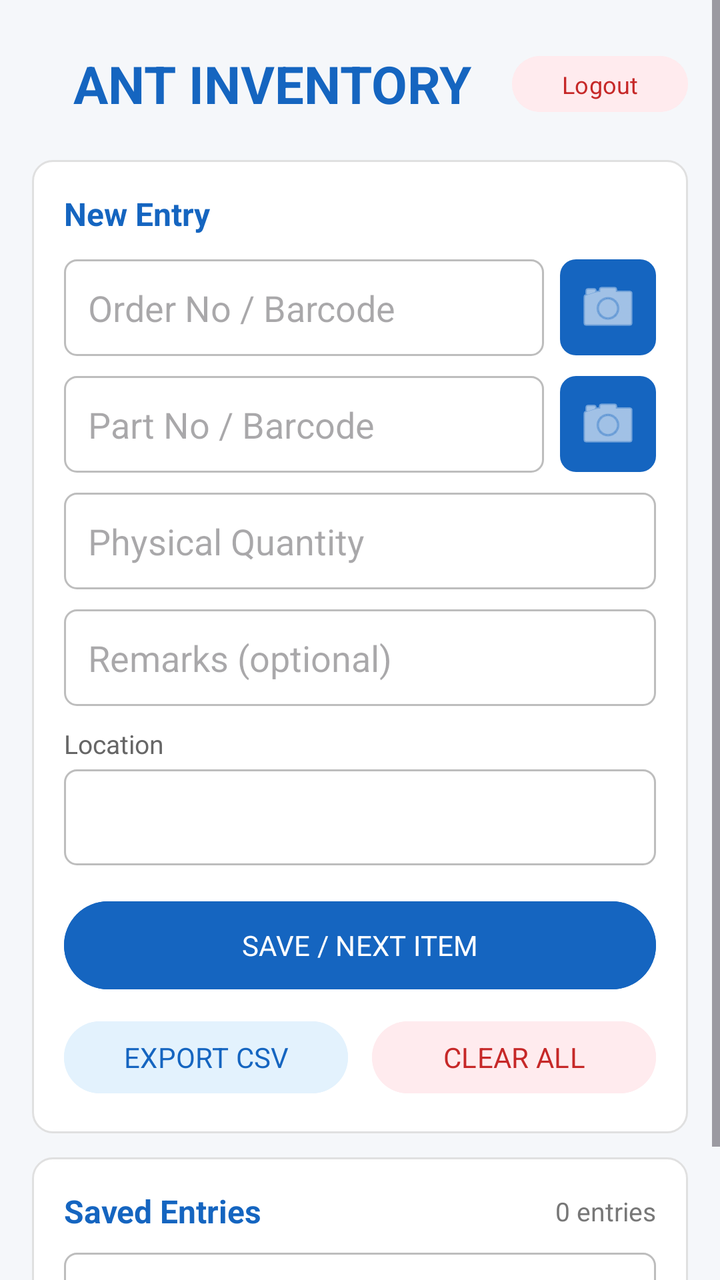
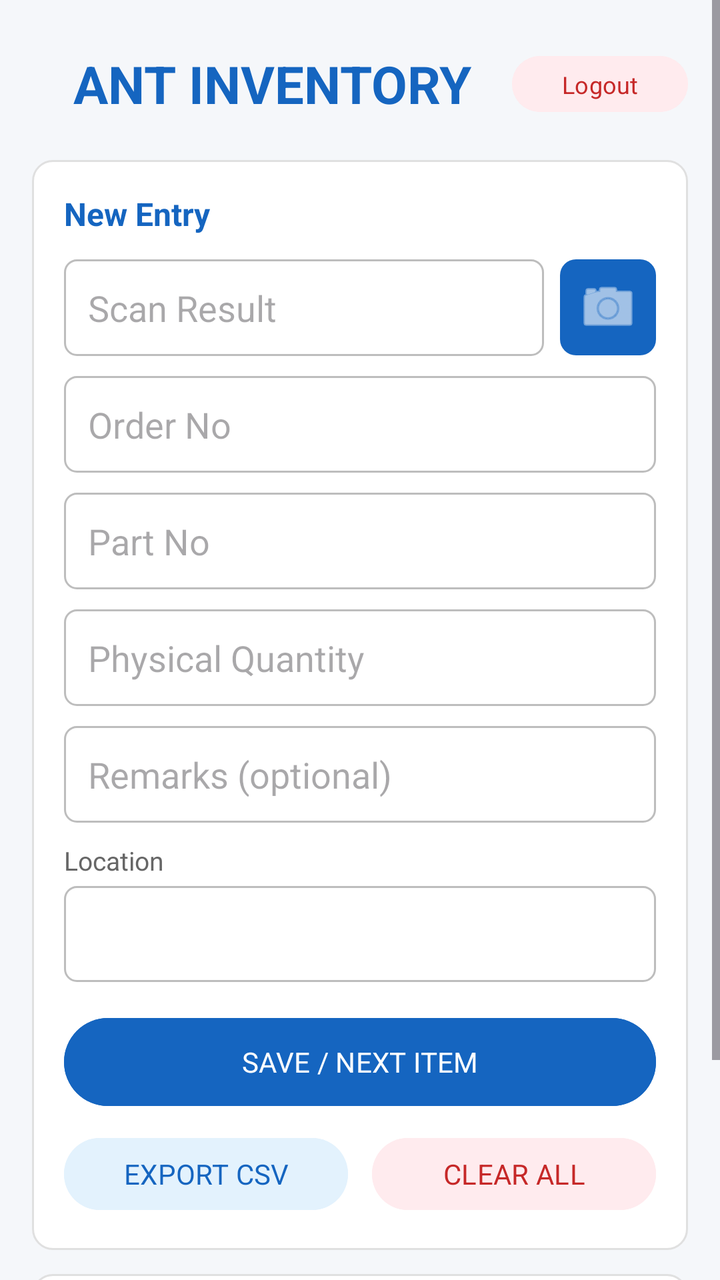

Before-and-after screenshots of an Android layout around one commit, followed by the original layout XML and the change that was made.
<!-- AndroidManifest.xml: application theme Theme.ANTInventory -->
<!-- res/layout/activity_main.xml -->
<?xml version="1.0" encoding="utf-8"?>
<ScrollView xmlns:android="http://schemas.android.com/apk/res/android"
    android:layout_width="match_parent"
    android:layout_height="match_parent"
    android:background="#F5F7FA"
    android:fillViewport="true">

    <LinearLayout
        android:layout_width="match_parent"
        android:layout_height="wrap_content"
        android:orientation="vertical"
        android:padding="16dp">

        
        <LinearLayout
            android:layout_width="match_parent"
            android:layout_height="wrap_content"
            android:orientation="horizontal"
            android:gravity="center_vertical"
            android:paddingTop="8dp"
            android:paddingBottom="20dp">

            <TextView
                android:layout_width="0dp"
                android:layout_height="wrap_content"
                android:layout_weight="1"
                android:text="ANT INVENTORY"
                android:textSize="26sp"
                android:textStyle="bold"
                android:textColor="#1565C0"
                android:gravity="center" />

            <Button
                android:id="@+id/btnLogout"
                android:layout_width="wrap_content"
                android:layout_height="36dp"
                android:text="Logout"
                android:textSize="12sp"
                android:textColor="#C62828"
                android:backgroundTint="#FFEBEE" />

        </LinearLayout>

        
        <LinearLayout
            android:layout_width="match_parent"
            android:layout_height="wrap_content"
            android:orientation="vertical"
            android:background="@drawable/card_background"
            android:padding="16dp"
            android:layout_marginBottom="12dp">

            <TextView
                android:layout_width="match_parent"
                android:layout_height="wrap_content"
                android:text="New Entry"
                android:textSize="16sp"
                android:textStyle="bold"
                android:textColor="#1565C0"
                android:paddingBottom="12dp" />

            
            <LinearLayout
                android:layout_width="match_parent"
                android:layout_height="wrap_content"
                android:orientation="horizontal"
                android:layout_marginBottom="10dp"
                android:gravity="center_vertical">

                <EditText
                    android:id="@+id/etOrder"
                    android:layout_width="0dp"
                    android:layout_height="wrap_content"
                    android:layout_weight="1"
                    android:hint="Order No / Barcode"
                    android:inputType="text"
                    android:singleLine="true"
                    android:background="@drawable/field_background"
                    android:padding="12dp" />

                <ImageButton
                    android:id="@+id/btnScanOrder"
                    android:layout_width="48dp"
                    android:layout_height="48dp"
                    android:layout_marginStart="8dp"
                    android:src="@android:drawable/ic_menu_camera"
                    android:background="@drawable/scan_button_background"
                    android:tint="#FFFFFF"
                    android:contentDescription="Scan Order barcode" />

            </LinearLayout>

            
            <LinearLayout
                android:layout_width="match_parent"
                android:layout_height="wrap_content"
                android:orientation="horizontal"
                android:layout_marginBottom="10dp"
                android:gravity="center_vertical">

                <EditText
                    android:id="@+id/etPart"
                    android:layout_width="0dp"
                    android:layout_height="wrap_content"
                    android:layout_weight="1"
                    android:hint="Part No / Barcode"
                    android:inputType="text"
                    android:singleLine="true"
                    android:background="@drawable/field_background"
                    android:padding="12dp" />

                <ImageButton
                    android:id="@+id/btnScanPart"
                    android:layout_width="48dp"
                    android:layout_height="48dp"
                    android:layout_marginStart="8dp"
                    android:src="@android:drawable/ic_menu_camera"
                    android:background="@drawable/scan_button_background"
                    android:tint="#FFFFFF"
                    android:contentDescription="Scan Part barcode" />

            </LinearLayout>

            <EditText
                android:id="@+id/etQty"
                android:layout_width="match_parent"
                android:layout_height="wrap_content"
                android:hint="Physical Quantity"
                android:inputType="number"
                android:singleLine="true"
                android:layout_marginBottom="10dp"
                android:background="@drawable/field_background"
                android:padding="12dp" />

            <EditText
                android:id="@+id/etRemarks"
                android:layout_width="match_parent"
                android:layout_height="wrap_content"
                android:hint="Remarks (optional)"
                android:inputType="text|textCapSentences"
                android:singleLine="true"
                android:layout_marginBottom="10dp"
                android:background="@drawable/field_background"
                android:padding="12dp" />

            <TextView
                android:layout_width="match_parent"
                android:layout_height="wrap_content"
                android:text="Location"
                android:textSize="13sp"
                android:textColor="#666666"
                android:paddingBottom="4dp" />

            <Spinner
                android:id="@+id/spinnerLocation"
                android:layout_width="match_parent"
                android:layout_height="48dp"
                android:layout_marginBottom="14dp"
                android:background="@drawable/field_background"
                android:padding="8dp" />

            <Button
                android:id="@+id/btnSave"
                android:layout_width="match_parent"
                android:layout_height="52dp"
                android:text="SAVE / NEXT ITEM"
                android:textColor="#FFFFFF"
                android:backgroundTint="#1565C0"
                android:layout_marginBottom="8dp" />

            <LinearLayout
                android:layout_width="match_parent"
                android:layout_height="wrap_content"
                android:orientation="horizontal">

                <Button
                    android:id="@+id/btnExport"
                    android:layout_width="0dp"
                    android:layout_height="44dp"
                    android:layout_weight="1"
                    android:text="EXPORT CSV"
                    android:textColor="#1565C0"
                    android:backgroundTint="#E3F2FD"
                    android:layout_marginEnd="6dp" />

                <Button
                    android:id="@+id/btnClearAll"
                    android:layout_width="0dp"
                    android:layout_height="44dp"
                    android:layout_weight="1"
                    android:text="CLEAR ALL"
                    android:textColor="#C62828"
                    android:backgroundTint="#FFEBEE"
                    android:layout_marginStart="6dp" />

            </LinearLayout>
        </LinearLayout>

        
        <LinearLayout
            android:layout_width="match_parent"
            android:layout_height="wrap_content"
            android:orientation="vertical"
            android:background="@drawable/card_background"
            android:padding="16dp">

            <LinearLayout
                android:layout_width="match_parent"
                android:layout_height="wrap_content"
                android:orientation="horizontal"
                android:gravity="center_vertical"
                android:paddingBottom="10dp">

                <TextView
                    android:layout_width="0dp"
                    android:layout_height="wrap_content"
                    android:layout_weight="1"
                    android:text="Saved Entries"
                    android:textSize="16sp"
                    android:textStyle="bold"
                    android:textColor="#1565C0" />

                <TextView
                    android:id="@+id/tvEntryCount"
                    android:layout_width="wrap_content"
                    android:layout_height="wrap_content"
                    android:text="0 entries"
                    android:textSize="13sp"
                    android:textColor="#777777" />

            </LinearLayout>

            <EditText
                android:id="@+id/etSearch"
                android:layout_width="match_parent"
                android:layout_height="44dp"
                android:hint="Search by Order, Part, Location or Remarks…"
                android:inputType="text"
                android:singleLine="true"
                android:layout_marginBottom="12dp"
                android:background="@drawable/field_background"
                android:padding="10dp"
                android:textSize="14sp" />

            <TextView
                android:id="@+id/tvEmpty"
                android:layout_width="match_parent"
                android:layout_height="wrap_content"
                android:text="No entries yet. Fill the form above and tap SAVE."
                android:textColor="#999999"
                android:gravity="center"
                android:paddingTop="24dp"
                android:paddingBottom="24dp"
                android:visibility="gone" />

            <LinearLayout
                android:id="@+id/listContainer"
                android:layout_width="match_parent"
                android:layout_height="wrap_content"
                android:orientation="vertical" />

        </LinearLayout>

    </LinearLayout>
</ScrollView>
<!-- resources referenced by this layout -->
<resources>
  <!-- drawable card_background (drawable) -->
  <?xml version="1.0" encoding="utf-8"?>
  <shape xmlns:android="http://schemas.android.com/apk/res/android">
      <solid android:color="#FFFFFF" />
      <corners android:radius="10dp" />
      <stroke android:width="1dp" android:color="#E0E0E0" />
  </shape>
  <!-- drawable field_background (drawable) -->
  <?xml version="1.0" encoding="utf-8"?>
  <shape xmlns:android="http://schemas.android.com/apk/res/android">
      <solid android:color="#FFFFFF" />
      <corners android:radius="6dp" />
      <stroke android:width="1dp" android:color="#BDBDBD" />
  </shape>
  <!-- drawable scan_button_background (drawable) -->
  <?xml version="1.0" encoding="utf-8"?>
  <shape xmlns:android="http://schemas.android.com/apk/res/android" android:shape="rectangle">
      <solid android:color="#1565C0" />
      <corners android:radius="8dp" />
  </shape>
  <style name="Theme.ANTInventory" parent="Theme.Material3.DayNight.NoActionBar">
          <item name="android:fontFamily">sans-serif</item>
          <item name="colorPrimary">#1565C0</item>
          <item name="colorPrimaryVariant">#003C8F</item>
          <item name="colorOnPrimary">#FFFFFF</item>
          <item name="android:windowBackground">#F5F7FA</item>
          <item name="android:statusBarColor">#1565C0</item>
      </style>
</resources>

<!-- the commit's change to res/layout/activity_main.xml (unified diff, before → after) -->
@@ -68,58 +68,49 @@
                 android:gravity="center_vertical">
 
                 <EditText
-                    android:id="@+id/etOrder"
+                    android:id="@+id/etScanResult"
                     android:layout_width="0dp"
                     android:layout_height="wrap_content"
                     android:layout_weight="1"
-                    android:hint="Order No / Barcode"
+                    android:hint="Scan Result"
                     android:inputType="text"
                     android:singleLine="true"
                     android:background="@drawable/field_background"
                     android:padding="12dp" />
 
                 <ImageButton
-                    android:id="@+id/btnScanOrder"
+                    android:id="@+id/btnScan"
                     android:layout_width="48dp"
                     android:layout_height="48dp"
                     android:layout_marginStart="8dp"
                     android:src="@android:drawable/ic_menu_camera"
                     android:background="@drawable/scan_button_background"
                     android:tint="#FFFFFF"
-                    android:contentDescription="Scan Order barcode" />
+                    android:contentDescription="Scan barcode" />
 
             </LinearLayout>
 
-            
-            <LinearLayout
-                android:layout_width="match_parent"
-                android:layout_height="wrap_content"
-                android:orientation="horizontal"
-                android:layout_marginBottom="10dp"
-                android:gravity="center_vertical">
-
-                <EditText
-                    android:id="@+id/etPart"
-                    android:layout_width="0dp"
-                    android:layout_height="wrap_content"
-                    android:layout_weight="1"
-                    android:hint="Part No / Barcode"
-                    android:inputType="text"
-                    android:singleLine="true"
-                    android:background="@drawable/field_background"
-                    android:padding="12dp" />
-
-                <ImageButton
-                    android:id="@+id/btnScanPart"
-                    android:layout_width="48dp"
-                    android:layout_height="48dp"
-                    android:layout_marginStart="8dp"
-                    android:src="@android:drawable/ic_menu_camera"
-                    android:background="@drawable/scan_button_background"
-                    android:tint="#FFFFFF"
-                    android:contentDescription="Scan Part barcode" />
-
-            </LinearLayout>
+            <EditText
+                android:id="@+id/etOrder"
+                android:layout_width="match_parent"
+                android:layout_height="wrap_content"
+                android:hint="Order No"
+                android:inputType="text"
+                android:singleLine="true"
+                android:layout_marginBottom="10dp"
+                android:background="@drawable/field_background"
+                android:padding="12dp" />
+
+            <EditText
+                android:id="@+id/etPart"
+                android:layout_width="match_parent"
+                android:layout_height="wrap_content"
+                android:hint="Part No"
+                android:inputType="text"
+                android:singleLine="true"
+                android:layout_marginBottom="10dp"
+                android:background="@drawable/field_background"
+                android:padding="12dp" />
 
             <EditText
                 android:id="@+id/etQty"
@@ -234,7 +225,7 @@
                 android:id="@+id/etSearch"
                 android:layout_width="match_parent"
                 android:layout_height="44dp"
-                android:hint="Search by Order, Part, Location or Remarks…"
+                android:hint="Search by Order, Part, Location, Remarks or Scan…"
                 android:inputType="text"
                 android:singleLine="true"
                 android:layout_marginBottom="12dp"
